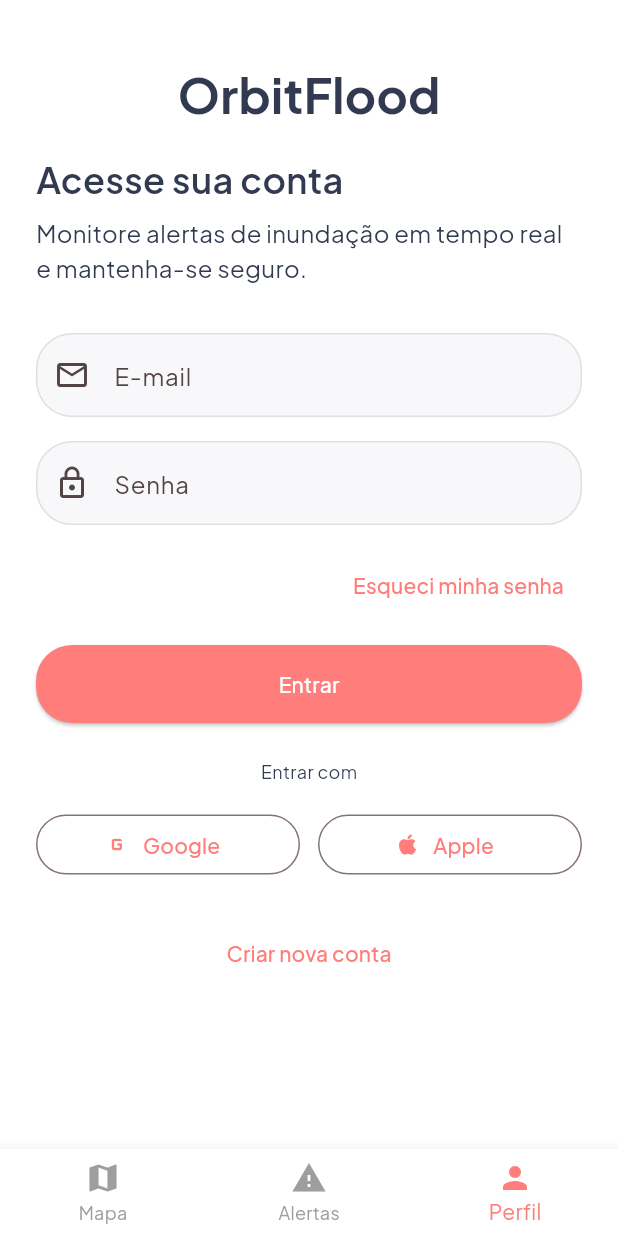
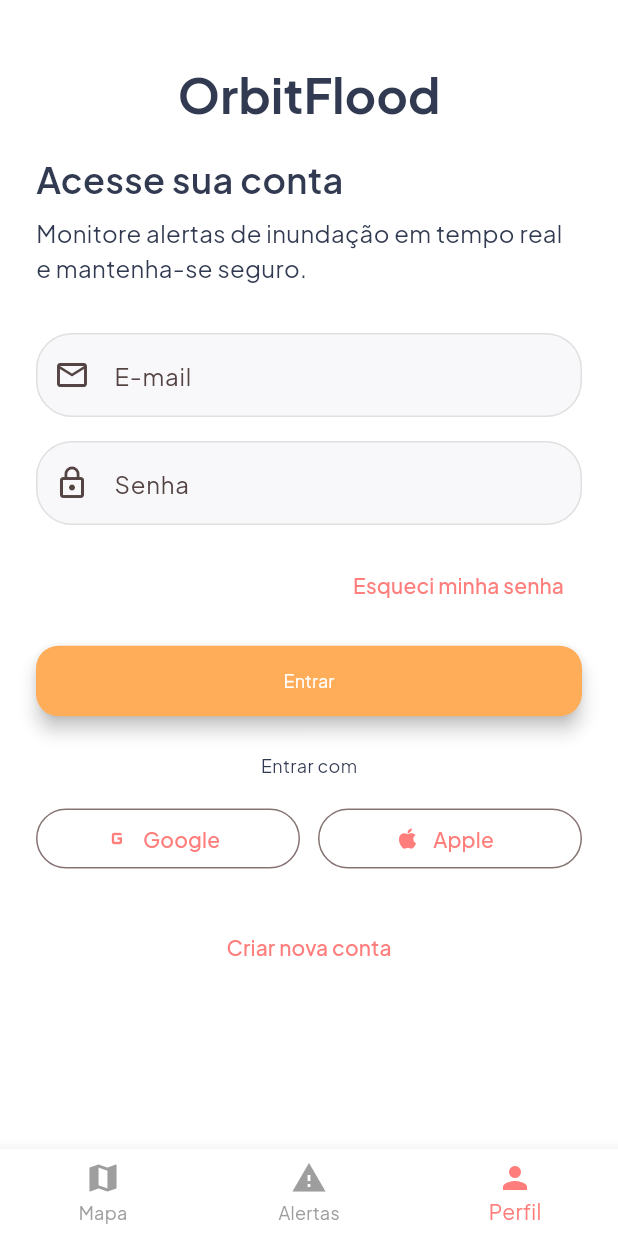
Before and after one commit to juliana-sn/flood_guard, a Flutter app: the screen it shows after launch, item 3 of the bottom bar chosen, on a phone screen of 412 x 824 dp. Run offline on Flutter 3.47's test engine with Material 3 defaults, Android fonts, the phone set to English and light mode, and no system bars.

Commit message:
Alterado estilo botao entrar

```diff
--- a/flutter/lib/screens/login_screen.dart
+++ b/flutter/lib/screens/login_screen.dart
@@ -55,11 +55,23 @@ class LoginScreen extends StatelessWidget {
               const SizedBox(height: 16),
               ElevatedButton(
                 onPressed: () {},
+                style: ElevatedButton.styleFrom(
+                  backgroundColor: AppColors.secondary, // Cor de fundo do botão
+                  foregroundColor: Colors.white, // Cor do texto e do ícone
+                  padding: const EdgeInsets.symmetric(
+                      horizontal: 32, vertical: 16), // Espaçamento interno
+                  elevation: 5, // Altura da sombra
+                  textStyle: AppTextStyles.labelSm,
+                  shape: RoundedRectangleBorder(
+                    borderRadius:
+                        BorderRadius.circular(15), // Bordas arredondadas
+                  ),
+                ),
                 child: const Text('Entrar'),
               ),
               const SizedBox(height: 24),
               Center(
-                child: Text(
+                child: const Text(
                   'Entrar com',
                   style: AppTextStyles.labelSm,
                 ),
```
Also changed, not shown: flutter/pubspec.lock.
